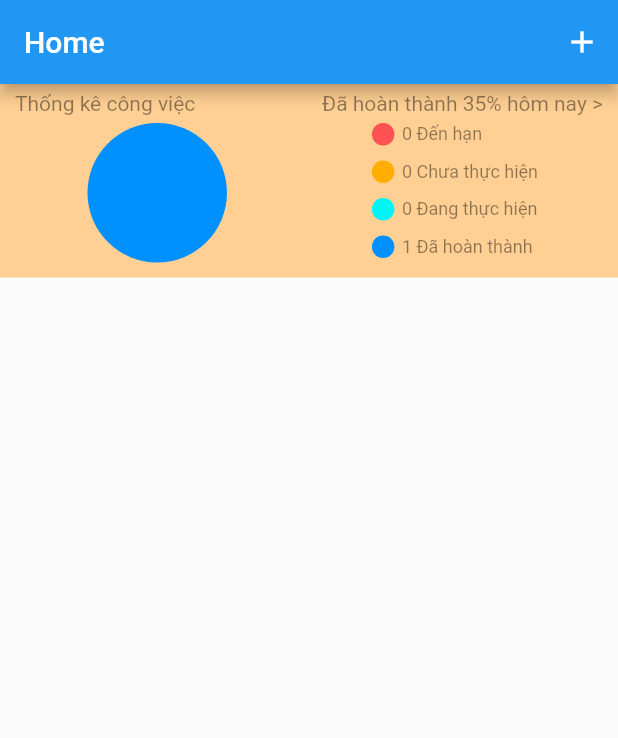
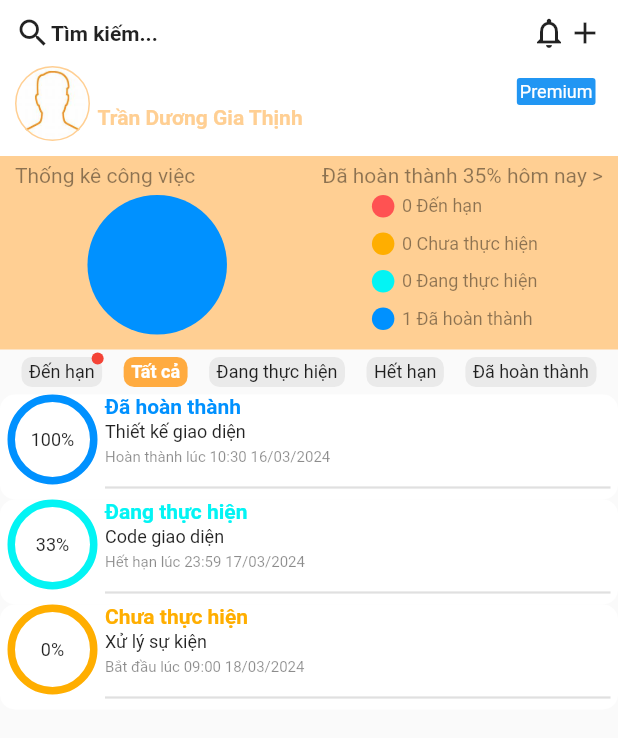
Before and after one commit to TranDuongGiaThinh/TaskManager, a Flutter app: the screen it shows after launch, on a phone screen of 412 x 824 dp. Shown: the top 738 px of the screen. Run offline on Flutter 3.47's test engine with Material 2 defaults, Android fonts, the phone set to English and light mode, and no system bars.

Commit message:
done Home UI

```diff
--- a/lib/info_app/my_colors.dart
+++ b/lib/info_app/my_colors.dart
@@ -18,8 +18,11 @@ class MyColors {
   static const Color premiumText = Colors.white;
   static const Color premiumBackground = Colors.blue;
 
+  static const Color taskCard = Colors.white;
+
   static const Color filterPannelItemBackground = Color.fromARGB(255, 234, 234, 234);
   static const Color filterPannelItemText = Colors.black87;
   static const Color filterPannelItemBackgroundSelected = Colors.orangeAccent;
   static const Color filterPannelItemTextSelected = Colors.white;
+  static const Color redPoint = Colors.red;
 }
--- a/lib/info_app/my_constants.dart
+++ b/lib/info_app/my_constants.dart
@@ -7,8 +7,14 @@ class MyConstants{
   static const double smallFontSize = 10.0;
 
   static const double avatarSize = 50.0;
+  static const double progressCircleSize = 60.0;
   static const double chartSize = 93.0;
   static const double noteSize = 15.0;
+  static const double taskCardHeight = 70.0;
+  static const double taskCardDividerThickness = 1.5;
+  static const double redPointSize = 8.0;
+  static const double redPointRight = -6.0;
+  static const double redPointTop = -6.0;
 
   static const String search = "Tìm kiếm...";
   static const String premium = "Premium";
@@ -23,4 +29,5 @@ class MyConstants{
   static const String expired = "Hết hạn";
   static const String today = "Hôm nay";
   static const String all = "Tất cả";
+  static const String empty = "";
 }
--- a/lib/main.dart
+++ b/lib/main.dart
@@ -1,4 +1,5 @@
 import 'package:flutter/material.dart';
+import 'package:task_manager/info_app/my_constants.dart';
 import 'package:task_manager/views/home/home_screen.dart';
 
 void main() {
@@ -11,7 +12,7 @@ class MyApp extends StatelessWidget {
   @override
   Widget build(BuildContext context) {
     return MaterialApp(
-      title: 'Task Manager',
+      title: MyConstants.appName,
       theme: ThemeData(
         primarySwatch: Colors.blue,
       ),
--- a/lib/views/home/dashboard.dart
+++ b/lib/views/home/dashboard.dart
@@ -1,7 +1,6 @@
 import 'package:flutter/material.dart';
 import 'package:task_manager/info_app/my_colors.dart';
 import 'package:task_manager/info_app/my_constants.dart';
-import 'package:task_manager/info_app/my_icon.dart';
 import 'package:task_manager/views/home/note.dart';
 
 class DashBoard extends StatefulWidget {
--- /dev/null
+++ b/lib/views/home/filter_panel.dart
@@ -0,0 +1,48 @@
+import 'package:flutter/material.dart';
+import 'package:task_manager/info_app/my_constants.dart';
+import 'package:task_manager/views/home/filter_panel_item.dart';
+
+class FilterPanel extends StatefulWidget {
+  const FilterPanel({super.key});
+
+  @override
+  State<FilterPanel> createState() => _FilterPanelState();
+}
+
+class _FilterPanelState extends State<FilterPanel> {
+  @override
+  Widget build(BuildContext context) {
+    return Row(
+      crossAxisAlignment: CrossAxisAlignment.center,
+      mainAxisAlignment: MainAxisAlignment.spaceEvenly,
+      children: [
+        FilterPanelItem(
+          name: MyConstants.due,
+          onClick: (String a) {},
+          selected: false,
+          redPoint: true,
+        ),
+        FilterPanelItem(
+          name: MyConstants.all,
+          onClick: (String a) {},
+          selected: true,
+        ),
+        FilterPanelItem(
+          name: MyConstants.inProgress,
+          onClick: (String a) {},
+          selected: false,
+        ),
+        FilterPanelItem(
+          name: MyConstants.expired,
+          onClick: (String a) {},
+          selected: false,
+        ),
+        FilterPanelItem(
+          name: MyConstants.completed,
+          onClick: (String a) {},
+          selected: false,
+        ),
+      ],
+    );
+  }
+}
--- /dev/null
+++ b/lib/views/home/filter_panel_item.dart
@@ -0,0 +1,74 @@
+import 'package:flutter/material.dart';
+import 'package:task_manager/info_app/my_colors.dart';
+import 'package:task_manager/info_app/my_constants.dart';
+
+class FilterPanelItem extends StatefulWidget {
+  const FilterPanelItem({
+    super.key,
+    required this.name,
+    required this.onClick,
+    required this.selected,
+    this.redPoint,
+  });
+
+  final bool selected;
+  final Function(String) onClick;
+  final String name;
+  final bool? redPoint;
+
+  @override
+  State<FilterPanelItem> createState() => _FilterPanelItemState();
+}
+
+class _FilterPanelItemState extends State<FilterPanelItem> {
+  @override
+  Widget build(BuildContext context) {
+    return GestureDetector(
+      onTap: () => widget.onClick(widget.name),
+      child: Container(
+        margin: const EdgeInsets.only(top: 5, bottom: 5),
+        padding: const EdgeInsets.only(top: 3, bottom: 3, left: 5, right: 5),
+        decoration: BoxDecoration(
+          borderRadius: BorderRadius.circular(7),
+          color: widget.selected
+              ? MyColors.filterPannelItemBackgroundSelected
+              : MyColors.filterPannelItemBackground,
+        ),
+        child: Stack(
+          clipBehavior: Clip.none,
+          children: [
+            Text(
+              widget.name,
+              textAlign: TextAlign.center,
+              style: widget.selected
+                  ? const TextStyle(
+                      fontFamily: MyConstants.appFont,
+                      fontWeight: FontWeight.bold,
+                      fontSize: MyConstants.mediumFontSize,
+                      color: MyColors.filterPannelItemTextSelected,
+                    )
+                  : const TextStyle(
+                      fontFamily: MyConstants.appFont,
+                      fontSize: MyConstants.mediumFontSize,
+                      color: MyColors.filterPannelItemText,
+                    ),
+            ),
+            if (widget.redPoint ?? false)
+              Positioned(
+                top: MyConstants.redPointTop,
+                right: MyConstants.redPointRight,
+                child: Container(
+                  width: MyConstants.redPointSize,
+                  height: MyConstants.redPointSize,
+                  decoration: const BoxDecoration(
+                    shape: BoxShape.circle,
+                    color: MyColors.redPoint,
+                  ),
+                ),
+              ),
+          ],
+        ),
+      ),
+    );
+  }
+}
--- a/lib/views/home/home_screen.dart
+++ b/lib/views/home/home_screen.dart
@@ -1,5 +1,7 @@
 import 'package:flutter/material.dart';
+import 'package:task_manager/views/home/custom_appbar.dart';
 import 'package:task_manager/views/home/dashboard.dart';
+import 'package:task_manager/views/home/info_user.dart';
 import 'package:task_manager/views/home/task_list.dart';
 
 class HomeScreen extends StatefulWidget {
@@ -10,14 +12,12 @@ class HomeScreen extends StatefulWidget {
 }
 
 class _HomeScreenState extends State<HomeScreen> {
-
   @override
   Widget build(BuildContext context) {
     return Scaffold(
-      appBar: AppBar(title: const Text("Home"), actions: [
-        IconButton(onPressed: () {}, icon: const Icon(Icons.add)),
-      ]),
-      body: ListView(children: [
+      body: ListView(children: const [
+        CustomAppbar(),
+        InfoUser(),
         DashBoard(),
         TaskList(),
       ]),
--- a/lib/views/home/task_card.dart
+++ b/lib/views/home/task_card.dart
@@ -1,5 +1,8 @@
 import 'package:flutter/material.dart';
+import 'package:task_manager/info_app/my_colors.dart';
+import 'package:task_manager/info_app/my_constants.dart';
 import 'package:task_manager/models/task_model.dart';
+import 'package:intl/intl.dart';
 
 class TaskCard extends StatefulWidget {
   const TaskCard({super.key, required this.task});
@@ -10,58 +13,125 @@ class TaskCard extends StatefulWidget {
 }
 
 class _TaskCardState extends State<TaskCard> {
-  final List<String> menuOptions = ['Edit', 'Delete', 'Complete'];
+  late String? stateWork;
+  late Color? stateColor;
+
+  @override
+  void initState() {
+    super.initState();
+    updateStateWork();
+  }
+
+  void updateStateWork() {
+    setState(() {
+      stateWork = widget.task.progress == 0
+          ? MyConstants.notYetDone
+          : widget.task.progress == 100
+              ? MyConstants.completed
+              : MyConstants.inProgress;
+      stateColor = calculateStateColor(stateWork);
+    });
+  }
+
+  Color calculateStateColor(String? stateWork) {
+    if (stateWork == MyConstants.notYetDone) {
+      return MyColors.notYetDone;
+    } else if (stateWork == MyConstants.inProgress) {
+      return MyColors.inProgress;
+    } else if (stateWork == MyConstants.completed) {
+      return MyColors.completed;
+    }
+    return Colors.transparent;
+  }
+
+  String calculateDate() {
+    if (widget.task.startDate != null && stateWork == MyConstants.notYetDone) {
+      return "${MyConstants.startTime} ${DateFormat('HH:mm dd/MM/yyyy').format(widget.task.startDate!)}";
+    } else if (widget.task.deadline != null &&
+        stateWork == MyConstants.inProgress) {
+      return "${MyConstants.deadlineTime} ${DateFormat('HH:mm dd/MM/yyyy').format(widget.task.deadline!)}";
+    } else if (widget.task.completionDate != null &&
+        stateWork == MyConstants.completed) {
+      return "${MyConstants.completionTime} ${DateFormat('HH:mm dd/MM/yyyy').format(widget.task.completionDate!)}";
+    }
+    return "";
+  }
 
   @override
   Widget build(BuildContext context) {
+    if (stateWork == null) return Container();
     return Container(
-      margin: const EdgeInsets.only(top: 5, left: 5, right: 5),
-      padding: const EdgeInsets.only(top: 0, bottom: 5, left: 10, right: 10),
+      padding: const EdgeInsets.only(left: 5, right: 5),
+      height: MyConstants.taskCardHeight,
       decoration: BoxDecoration(
         borderRadius: BorderRadius.circular(10),
-        color: widget.task.progress==100 ? Colors.lightGreen : Colors.redAccent,
+        color: MyColors.taskCard,
       ),
-      child: Column(
+      child: Row(
         crossAxisAlignment: CrossAxisAlignment.start,
         children: [
-          Row(
+          Container(
+            width: MyConstants.progressCircleSize,
+            height: MyConstants.progressCircleSize,
+            decoration: BoxDecoration(
+              shape: BoxShape.circle,
+              border: Border.all(color: stateColor!, width: 5),
+            ),
+            child: Center(
+              child: Text(
+                "${widget.task.progress}%",
+                textAlign: TextAlign.center,
+                style: const TextStyle(
+                  fontFamily: MyConstants.appFont,
+                  fontSize: MyConstants.mediumFontSize,
+                  color: MyColors.headerText,
+                ),
+              ),
+            ),
+          ),
+          const SizedBox(width: 5),
+          Expanded(
+            child: Column(
+              mainAxisAlignment: MainAxisAlignment.start,
+              crossAxisAlignment: CrossAxisAlignment.start,
               children: [
+                Expanded(
+                  child: Text(
+                    stateWork!,
+                    style: TextStyle(
+                      fontFamily: MyConstants.appFont,
+                      fontWeight: FontWeight.bold,
+                      fontSize: MyConstants.largeFontSize,
+                      color: stateColor,
+                    ),
+                  ),
+                ),
                 Expanded(
                   child: Text(
                     widget.task.title,
                     style: const TextStyle(
-                      fontWeight: FontWeight.bold, fontSize: 14),
+                      fontFamily: MyConstants.appFont,
+                      fontSize: MyConstants.mediumFontSize,
+                      color: MyColors.headerText,
                     ),
                   ),
-              PopupMenuButton<String>(
-                onSelected: handleMenuOptionSelected,
-                itemBuilder: (BuildContext context) {
-                  return menuOptions.map((String option) {
-                    return PopupMenuItem<String>(
-                      value: option,
-                      child: Text(option, style: const TextStyle(fontSize: 12),),
-                    );
-                  }).toList();
-                },
                 ),
+                Expanded(
+                  child: Text(
+                    calculateDate(),
+                    style: const TextStyle(
+                      fontFamily: MyConstants.appFont,
+                      fontSize: MyConstants.smallFontSize,
+                      color: MyColors.normalText,
+                    ),
+                  ),
+                ),
+                const Divider(thickness: MyConstants.taskCardDividerThickness),
               ],
+            ),
           ),
         ],
       ),
     );
   }
-
-  handleMenuOptionSelected(String option) {
-    switch (option) {
-      case 'Edit':
-        // Edit
-        break;
-      case 'Delete':
-        // Delete
-        break;
-      case 'Complete':
-        // Complete
-        break;
 }
-  }
-}
--- a/lib/views/home/task_list.dart
+++ b/lib/views/home/task_list.dart
@@ -1,5 +1,6 @@
 import 'package:flutter/material.dart';
 import 'package:task_manager/models/task_model.dart';
+import 'package:task_manager/views/home/filter_panel.dart';
 import 'package:task_manager/views/home/task_card.dart';
 
 class TaskList extends StatefulWidget {
@@ -13,8 +14,40 @@ class _TaskListState extends State<TaskList> {
   @override
   Widget build(BuildContext context) {
     return Column(children: [
-      for (int i = 0; i < [].length; i++)
-        TaskCard(task: Task.empty())
+      const FilterPanel(),
+      for (int i = 0; i < 1; i++)
+        TaskCard(
+          task: Task(
+            id: 1,
+            idUser: 1,
+            title: "Thiết kế giao diện",
+            progress: 100,
+            startDate: DateTime(2024, 03, 15, 9, 0),
+            deadline: DateTime(2024, 03, 17, 23, 59),
+            completionDate: DateTime(2024, 03, 16, 10, 30),
+          ),
+        ),
+        TaskCard(
+          task: Task(
+            id: 1,
+            idUser: 1,
+            title: "Code giao diện",
+            progress: 33,
+            startDate: DateTime(2024, 03, 15, 9, 0),
+            deadline: DateTime(2024, 03, 17, 23, 59),
+            completionDate: DateTime(2024, 03, 16, 10, 30),
+          ),
+        ),
+        TaskCard(
+          task: Task(
+            id: 1,
+            idUser: 1,
+            title: "Xử lý sự kiện",
+            progress: 0,
+            startDate: DateTime(2024, 03, 18, 9, 0),
+            deadline: DateTime(2024, 03, 19, 23, 59),
+          ),
+        ),
     ]);
   }
 }
```
Also changed, not shown: pubspec.lock. Lines whose indentation alone changed are shown as unchanged.
